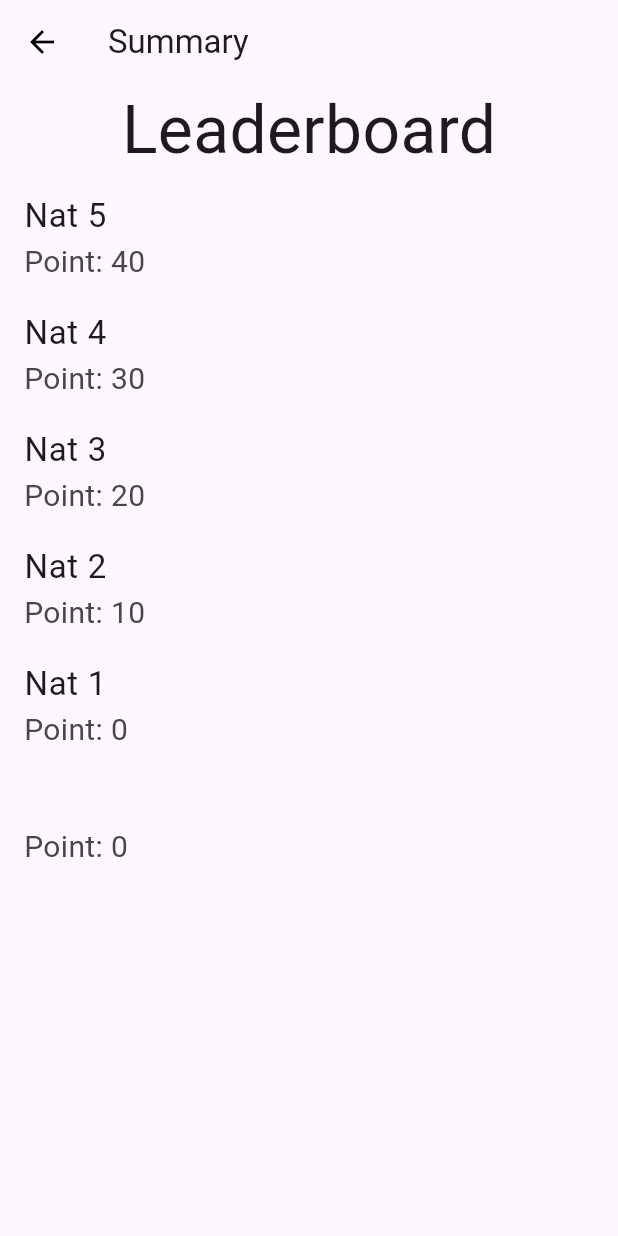
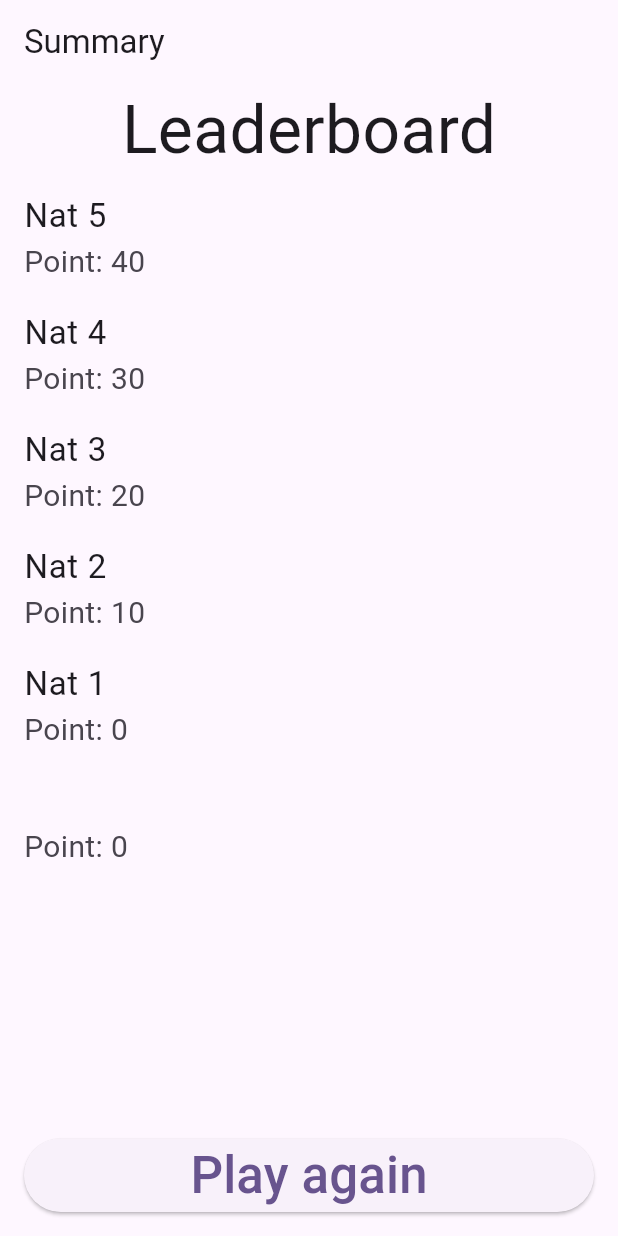
Before and after one commit to natwhiskey/Vocabulary-Game-Quiz-App, a Flutter app: the SummaryPage screen opened directly with empty values, on a phone screen of 412 x 824 dp. Run offline on Flutter 3.47's test engine with Material 3 defaults, Android fonts, the phone set to English and light mode, and no system bars.

Commit message:
add play again button

```diff
--- a/lib/game/page/game_page.dart
+++ b/lib/game/page/game_page.dart
@@ -83,7 +83,7 @@ class _GamePageState extends State<GamePage> {
             Padding(
               padding: EdgeInsets.symmetric(vertical: 24.0),
               child: Text(
-                'Question ${controller.question}',
+                'Question ${controller.question} / ${controller.quizzes.length}',
                 style: TextStyle(fontSize: 34.0),
               ),
             ),
@@ -111,7 +111,6 @@ class _GamePageState extends State<GamePage> {
       bottomNavigationBar: Padding(
         padding: const EdgeInsets.all(16.0),
         child: ElevatedButton(
-          style: ElevatedButton.styleFrom(backgroundColor: Colors.amber),
           onPressed: () {
             int temp = 0;
             for (var i = 0; i < controller.selectedChoices.length; i++) {
@@ -136,7 +135,7 @@ class _GamePageState extends State<GamePage> {
             setState(() {});
           },
           child: const Text(
-            'Submit',
+            'Next',
             style: TextStyle(fontSize: 34),
           ),
         ),
--- a/lib/summary/page/summary_page.dart
+++ b/lib/summary/page/summary_page.dart
@@ -33,12 +33,8 @@ class _SummaryPageState extends State<SummaryPage> {
     return Scaffold(
       appBar: AppBar(
         title: Text('Summary'),
-        leading: BackButton(
-          color: Colors.black,
-          onPressed: () {
-            controller!.backToHome();
-          },
-        ),
+         automaticallyImplyLeading: false,
+
       ),
       body: Column(
         children: [
@@ -67,6 +63,18 @@ class _SummaryPageState extends State<SummaryPage> {
           )
         ],
       ),
+      bottomNavigationBar: Padding(
+        padding: const EdgeInsets.all(16.0),
+        child: ElevatedButton(
+          onPressed: () {
+            controller?.backToHome();
+          },
+          child: Text(
+                'Play again',
+                style: TextStyle(fontSize: 34),
+              ),
+        ),
+      ),
     );
   }
 }
```
